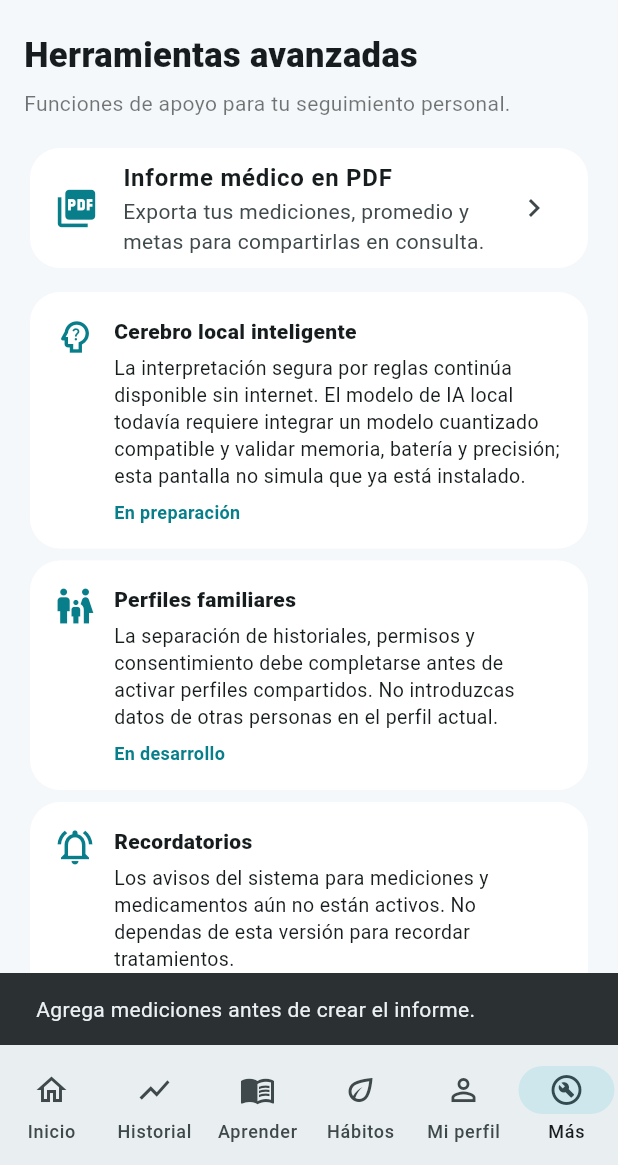
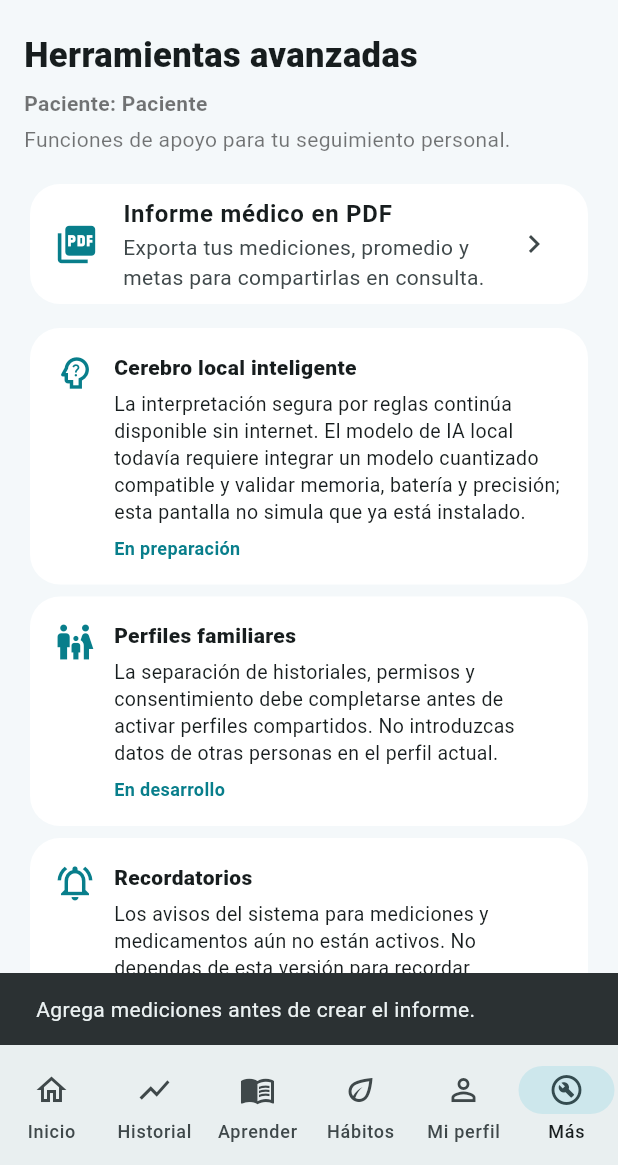
Before and after one commit to eleazarnun955-wq/tu-doctor-familiar, a Flutter app: the screen it shows after launch, item 6 of the bottom bar chosen, after a tap on "Informe médico en PDF", on a phone screen of 412 x 824 dp, the part 71-1236 px from its top. Run offline on Flutter 3.47's test engine with Material 3 defaults, Android fonts, the phone set to English and light mode, and no system bars; our stand-ins replace flutter_secure_storage, printing, share_plus, shared_preferences, speech_to_text; missing offline and left inert: cryptography.

Commit message:
Include patient name in Doctor Familiar reports

```diff
--- a/lib/advanced_tools_page.dart
+++ b/lib/advanced_tools_page.dart
@@ -7,12 +7,14 @@ class AdvancedToolsPage extends StatelessWidget {
   final List<Map<String, String>> readings;
   final double lowTarget;
   final double highTarget;
+  final String patientName;
 
   const AdvancedToolsPage({
     super.key,
     required this.readings,
     required this.lowTarget,
     required this.highTarget,
+    required this.patientName,
   });
 
   Future<void> _exportPdf(BuildContext context) async {
@@ -27,7 +29,8 @@ class AdvancedToolsPage extends StatelessWidget {
     final doc = pw.Document();
     doc.addPage(pw.MultiPage(build: (_) => [
       pw.Header(level: 0, child: pw.Text('TU DOCTOR FAMILIAR')),
-      pw.Text('Informe personal de seguimiento de glucosa'),
+      pw.Text('Informe de seguimiento de glucosa'),
+      pw.Text('Paciente: $patientName'),
       pw.SizedBox(height: 8),
       pw.Text('Mediciones: ${readings.length}'),
       pw.Text('Promedio simple: ${average.toStringAsFixed(1)} mg/dL'),
@@ -53,6 +56,8 @@ class AdvancedToolsPage extends StatelessWidget {
     children: [
       const Text('Herramientas avanzadas', style: TextStyle(fontSize: 23, fontWeight: FontWeight.w800)),
       const SizedBox(height: 5),
+      Text('Paciente: $patientName', style: const TextStyle(color: Colors.black54, fontWeight: FontWeight.w600)),
+      const SizedBox(height: 4),
       const Text('Funciones de apoyo para tu seguimiento personal.', style: TextStyle(color: Colors.black54)),
       const SizedBox(height: 16),
       Card(child: ListTile(
```
